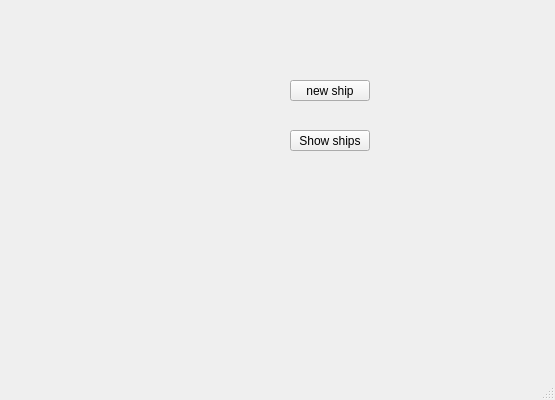
Qt form base.ui (Furgololo1/Battleship) before a commit.
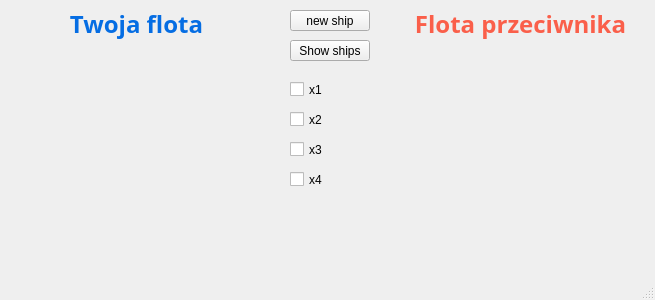
The same form after that commit.

The edit to the form file:
```diff
--- a/base.ui
+++ b/base.ui
@@ -12,8 +12,8 @@
    <rect>
     <x>0</x>
     <y>0</y>
-    <width>555</width>
-    <height>400</height>
+    <width>655</width>
+    <height>300</height>
    </rect>
   </property>
   <property name="windowTitle">
@@ -24,7 +24,7 @@
     <property name="geometry">
      <rect>
       <x>290</x>
-      <y>80</y>
+      <y>10</y>
       <width>80</width>
       <height>21</height>
      </rect>
@@ -37,7 +37,7 @@
     <property name="geometry">
      <rect>
       <x>290</x>
-      <y>130</y>
+      <y>40</y>
       <width>80</width>
       <height>21</height>
      </rect>
@@ -46,6 +46,112 @@
      <string>Show ships</string>
     </property>
    </widget>
+   <widget class="QLabel" name="label">
+    <property name="geometry">
+     <rect>
+      <x>16</x>
+      <y>10</y>
+      <width>241</width>
+      <height>31</height>
+     </rect>
+    </property>
+    <property name="font">
+     <font>
+      <family>Arial Black</family>
+      <pointsize>18</pointsize>
+      <weight>75</weight>
+      <bold>true</bold>
+     </font>
+    </property>
+    <property name="styleSheet">
+     <string notr="true">color: #056DE3;</string>
+    </property>
+    <property name="text">
+     <string>Twoja flota</string>
+    </property>
+    <property name="alignment">
+     <set>Qt::AlignBottom|Qt::AlignHCenter</set>
+    </property>
+   </widget>
+   <widget class="QLabel" name="label_2">
+    <property name="geometry">
+     <rect>
+      <x>400</x>
+      <y>10</y>
+      <width>241</width>
+      <height>31</height>
+     </rect>
+    </property>
+    <property name="font">
+     <font>
+      <family>Arial Black</family>
+      <pointsize>18</pointsize>
+      <weight>75</weight>
+      <bold>true</bold>
+     </font>
+    </property>
+    <property name="styleSheet">
+     <string notr="true">color: #FA5F4A;</string>
+    </property>
+    <property name="text">
+     <string>Flota przeciwnika</string>
+    </property>
+    <property name="alignment">
+     <set>Qt::AlignBottom|Qt::AlignHCenter</set>
+    </property>
+   </widget>
+   <widget class="QCheckBox" name="checkBox">
+    <property name="geometry">
+     <rect>
+      <x>290</x>
+      <y>80</y>
+      <width>72</width>
+      <height>19</height>
+     </rect>
+    </property>
+    <property name="text">
+     <string>x1</string>
+    </property>
+   </widget>
+   <widget class="QCheckBox" name="checkBox_2">
+    <property name="geometry">
+     <rect>
+      <x>290</x>
+      <y>110</y>
+      <width>72</width>
+      <height>19</height>
+     </rect>
+    </property>
+    <property name="text">
+     <string>x2</string>
+    </property>
+   </widget>
+   <widget class="QCheckBox" name="checkBox_3">
+    <property name="geometry">
+     <rect>
+      <x>290</x>
+      <y>140</y>
+      <width>72</width>
+      <height>19</height>
+     </rect>
+    </property>
+    <property name="text">
+     <string>x3</string>
+    </property>
+   </widget>
+   <widget class="QCheckBox" name="checkBox_4">
+    <property name="geometry">
+     <rect>
+      <x>290</x>
+      <y>170</y>
+      <width>72</width>
+      <height>19</height>
+     </rect>
+    </property>
+    <property name="text">
+     <string>x4</string>
+    </property>
+   </widget>
   </widget>
   <widget class="QMenuBar" name="menubar">
    <property name="geometry">
```
Left out of the diff: 2 changed lines with no effect on the pictures.
